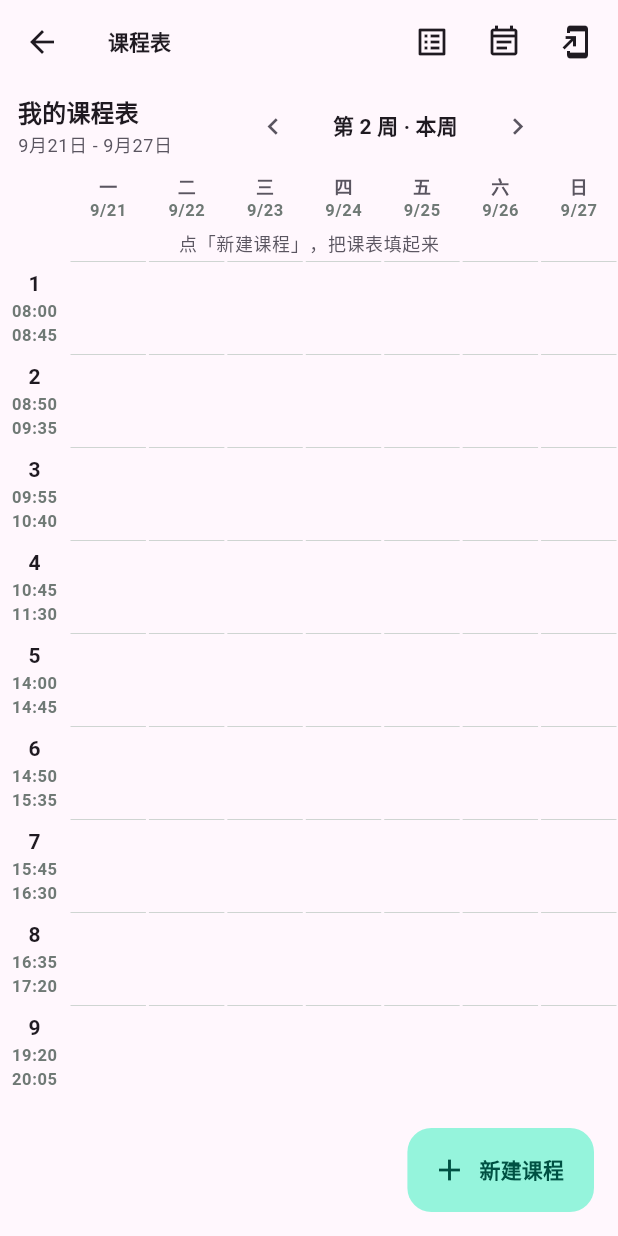
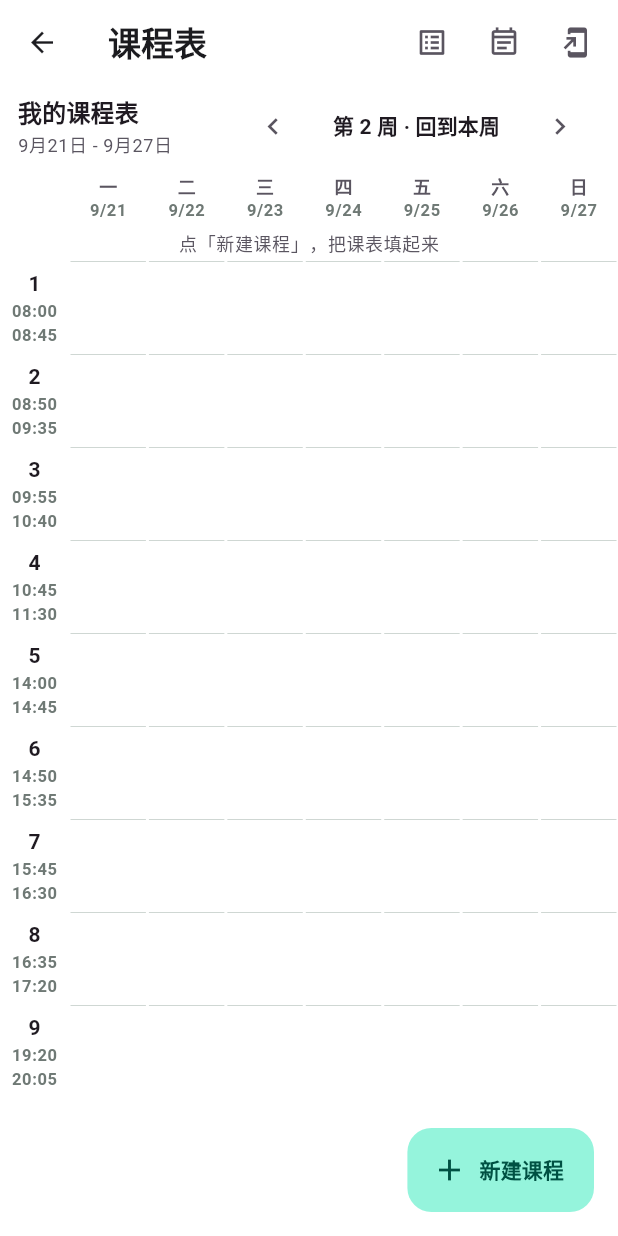
Before and after one commit to wxb1507736507-wxb/m3e_todo, a Flutter app: the TimetablePage screen opened by its route, after a tap on the "chevron right" icon, on a phone screen of 412 x 824 dp. Run offline on Flutter 3.47's test engine with Material 3 defaults, Android fonts, the phone set to English and light mode, and no system bars; our stand-ins replace flutter_riverpod, web.

Commit message:
Paint the timetable's white paper, and label the way back to this week
Two things a pass on the phone turned up, both about what the screen
actually shows rather than what it was meant to:

* The white paper was in the colour scheme but not on the glass. A copied
  `ThemeData` keeps the `scaffoldBackgroundColor` its own theme resolved, so
  overriding `colorScheme` alone left the grid on the app's tinted surface —
  sampled at (252,252,252) instead of white. The page now sets the scaffold
  background and the app bar explicitly, and a test asserts the painted
  colours rather than only the scheme, because that is the difference that
  was missed.

* Off the current week, the week button read "第 2 周 · 本周", which reads as
  a statement that week 2 *is* this week, when it is the button's label for
  the way back. It now says "回到本周".

Version 0.3.1+6, so the build on the phone is the one with both.

```diff
--- a/lib/core/constants/app_strings.dart
+++ b/lib/core/constants/app_strings.dart
@@ -333,6 +333,13 @@ abstract final class AppStrings {
   static const String timetableTitle = '课程表';
   static const String timetableOpen = '打开课程表';
   static const String timetableThisWeek = '本周';
+
+  /// The week button once the grid has been dragged off this week.
+  ///
+  /// "本周" alone was read as a *statement* — that the week on screen was this
+  /// one — when it is the button's label for the way back, which a device pass
+  /// caught on `第 2 周 · 本周` while today was still in week 1.
+  static const String timetableBackToThisWeek = '回到本周';
   static const String timetablePrevWeek = '上一周';
   static const String timetableNextWeek = '下一周';
   static const String timetableCourseList = '课表列表';
--- a/lib/features/timetable/presentation/pages/timetable_page.dart
+++ b/lib/features/timetable/presentation/pages/timetable_page.dart
@@ -94,8 +94,18 @@ class TimetablePage extends ConsumerWidget {
     // The timetable's own background, painted the way the app's is: this page is
     // pushed over the shell, so without this it would hide whatever the user
     // chose for the app behind an opaque surface of its own.
+    //
+    // `scaffoldBackgroundColor` is set explicitly rather than left to follow the
+    // scheme: a copied `ThemeData` keeps the value it resolved when the app's
+    // theme was built, so overriding `colorScheme` alone left the page on the
+    // app's tinted surface — which is what a pixel check caught, the grid
+    // sampling (252,252,252) instead of white.
     return Theme(
-      data: Theme.of(context).copyWith(colorScheme: paper),
+      data: Theme.of(context).copyWith(
+        colorScheme: paper,
+        scaffoldBackgroundColor: Colors.white,
+        appBarTheme: const AppBarTheme(backgroundColor: Colors.white),
+      ),
       child: AppBackground(
         imagePath: settings.timetableBackgroundImage,
         dim: settings.timetableBackgroundDim,
@@ -471,7 +481,8 @@ class _WeekHeader extends StatelessWidget {
               child: Text(
                 week == currentWeek
                     ? AppStrings.timetableWeek(week)
-                    : '${AppStrings.timetableWeek(week)} · ${AppStrings.timetableThisWeek}',
+                    : '${AppStrings.timetableWeek(week)} · '
+                        '${AppStrings.timetableBackToThisWeek}',
                 style: text.labelLarge,
                 maxLines: 1,
                 softWrap: false,
--- a/pubspec.yaml
+++ b/pubspec.yaml
@@ -1,7 +1,7 @@
 name: m3e_todo
 description: "A Material 3 Expressive todo, habit and timetable app, phone first."
 publish_to: 'none'
-version: 0.3.0+5
+version: 0.3.1+6
 
 environment:
   sdk: ^3.13.3
```
Also changed, not shown: 1 other file.
